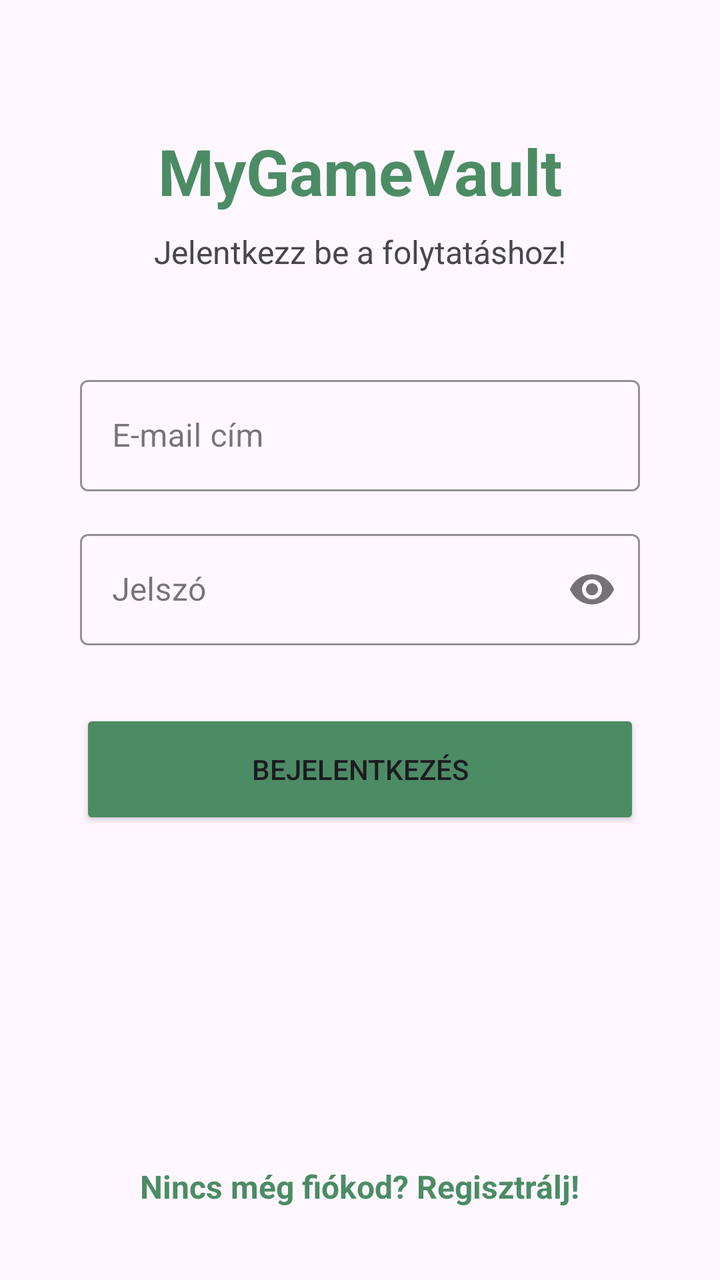
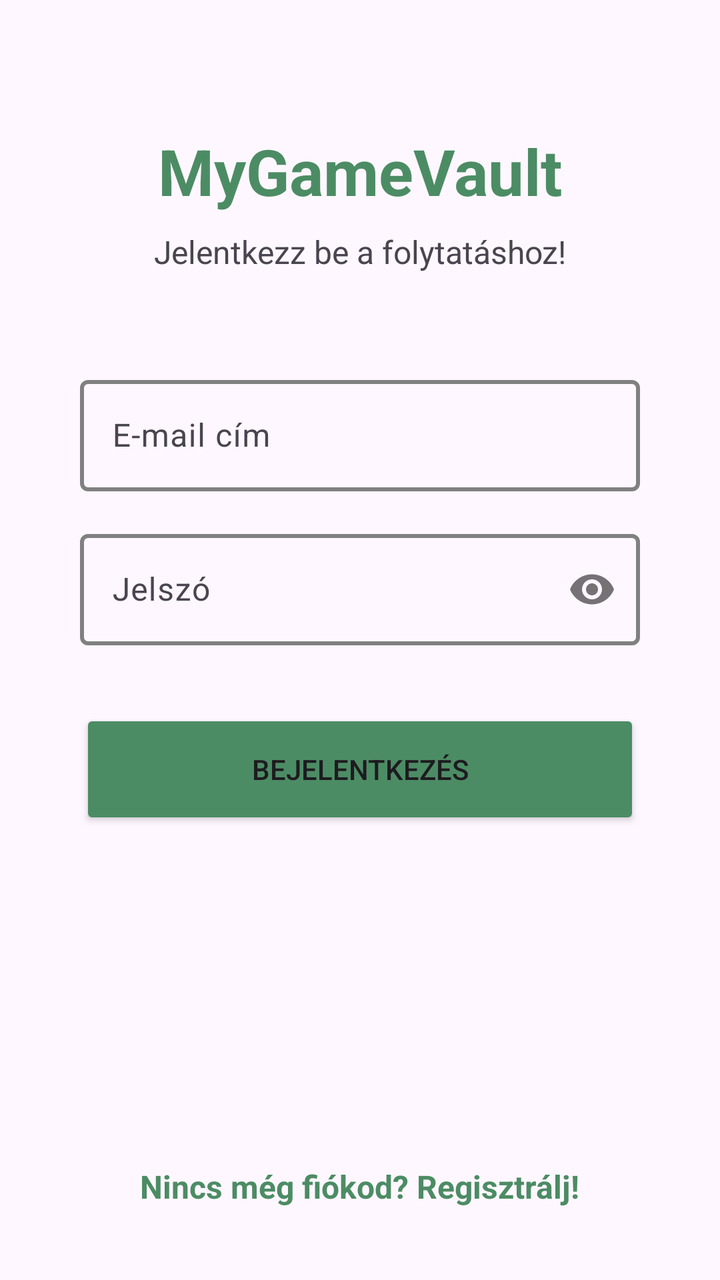

Screens rendered from an Android XML layout before and after an edit, with the pre-edit source and the edit as a unified diff.
<!-- AndroidManifest.xml: application theme Theme.MyGameVault -->
<!-- res/layout/fragment_login.xml -->
<?xml version="1.0" encoding="utf-8"?>
<androidx.constraintlayout.widget.ConstraintLayout xmlns:android="http://schemas.android.com/apk/res/android"
    xmlns:app="http://schemas.android.com/apk/res-auto"
    xmlns:tools="http://schemas.android.com/tools"
    android:id="@+id/clLogin"
    android:layout_width="match_parent"
    android:layout_height="match_parent"
    tools:context=".fragments.LoginFragment"
    android:fitsSystemWindows="true">

    <TextView
        android:id="@+id/tvTitleApplicationName"
        android:layout_width="wrap_content"
        android:layout_height="wrap_content"
        android:layout_marginTop="64dp"
        android:text="@string/app_name"
        android:textSize="32sp"
        android:textStyle="bold"
        android:textColor="@color/green"
        app:layout_constraintEnd_toEndOf="parent"
        app:layout_constraintStart_toStartOf="parent"
        app:layout_constraintTop_toTopOf="parent" />

    <TextView
        android:id="@+id/tvTitleLogin"
        android:layout_width="wrap_content"
        android:layout_height="wrap_content"
        android:layout_marginTop="8dp"
        android:text="@string/title_login"
        android:textSize="16sp"
        app:layout_constraintEnd_toEndOf="parent"
        app:layout_constraintStart_toStartOf="parent"
        app:layout_constraintTop_toBottomOf="@+id/tvTitleApplicationName" />

    <com.google.android.material.textfield.TextInputLayout
        android:id="@+id/tilLoginEmail"
        style="@style/Widget.MaterialComponents.TextInputLayout.OutlinedBox"
        android:layout_width="0dp"
        android:layout_height="wrap_content"
        android:layout_marginStart="40dp"
        android:layout_marginTop="48dp"
        android:layout_marginEnd="40dp"
        android:hint="@string/email"
        app:boxStrokeColor="@color/green"
        app:hintTextColor="@color/green"
        app:layout_constraintEnd_toEndOf="parent"
        app:layout_constraintStart_toStartOf="parent"
        app:layout_constraintTop_toBottomOf="@+id/tvTitleLogin">

        <com.google.android.material.textfield.TextInputEditText
            android:id="@+id/etLoginEmail"
            android:layout_width="match_parent"
            android:layout_height="wrap_content"
            android:inputType="textEmailAddress" />
    </com.google.android.material.textfield.TextInputLayout>

    <com.google.android.material.textfield.TextInputLayout
        android:id="@+id/tilLoginPassword"
        style="@style/Widget.MaterialComponents.TextInputLayout.OutlinedBox"
        android:layout_width="0dp"
        android:layout_height="wrap_content"
        android:layout_marginStart="40dp"
        android:layout_marginTop="16dp"
        android:layout_marginEnd="40dp"
        android:hint="@string/password"
        app:boxStrokeColor="@color/green"
        app:hintTextColor="@color/green"
        app:passwordToggleEnabled="true"
        app:layout_constraintEnd_toEndOf="parent"
        app:layout_constraintStart_toStartOf="parent"
        app:layout_constraintTop_toBottomOf="@+id/tilLoginEmail">

        <com.google.android.material.textfield.TextInputEditText
            android:id="@+id/etLoginPassword"
            android:layout_width="match_parent"
            android:layout_height="wrap_content"
            android:inputType="textPassword" />
    </com.google.android.material.textfield.TextInputLayout>

    <Button
        android:id="@+id/btnLogin"
        android:layout_width="0dp"
        android:layout_height="60dp"
        android:layout_marginTop="32dp"
        android:layout_marginStart="40dp"
        android:layout_marginEnd="40dp"
        android:text="@string/login"
        android:backgroundTint="@color/green"
        app:layout_constraintEnd_toEndOf="parent"
        app:layout_constraintStart_toStartOf="parent"
        app:layout_constraintTop_toBottomOf="@+id/tilLoginPassword" />

    <TextView
        android:id="@+id/tvRegister"
        android:layout_width="wrap_content"
        android:layout_height="wrap_content"
        android:layout_marginBottom="20dp"
        android:padding="16dp"
        android:text="@string/login_to_register"
        android:textColor="@color/green"
        android:textSize="16sp"
        android:textStyle="bold"
        app:layout_constraintBottom_toBottomOf="parent"
        app:layout_constraintEnd_toEndOf="parent"
        app:layout_constraintStart_toStartOf="parent" />

</androidx.constraintlayout.widget.ConstraintLayout>
<!-- resources referenced by this layout -->
<resources>
  <color name="green">#4C8C64</color>
  <string name="app_name">MyGameVault</string>
  <string name="email">E-mail cím</string>
  <string name="login">Bejelentkezés</string>
  <string name="login_to_register">Nincs még fiókod? Regisztrálj!</string>
  <string name="password">Jelszó</string>
  <string name="title_login">Jelentkezz be a folytatáshoz!</string>
  <style name="Theme.MyGameVault" parent="Base.Theme.MyGameVault" />
  <style name="Base.Theme.MyGameVault" parent="Theme.Material3.DayNight.NoActionBar">
          <item name="colorPrimary">@color/green</item>
          <item name="colorOnPrimary">@android:color/white</item>
          <item name="colorPrimaryContainer">@color/light_green</item>
          <item name="textInputStyle">@style/CustomTextInputLayout</item>
      </style>
  <color name="light_green">#E8F5E9</color>
  <style name="CustomTextInputLayout" parent="Widget.Material3.TextInputLayout.OutlinedBox">
          <item name="boxStrokeColor">@color/green</item>
          <item name="hintTextColor">@color/green</item>
          <item name="boxStrokeWidth">2dp</item>
          <item name="startIconTint">@color/green</item>
          <item name="endIconTint">@color/green</item>
          <item name="android:textColorHint">@color/green</item>
      </style>
</resources>

<!-- the commit's change to res/layout/fragment_login.xml (unified diff, before → after) -->
@@ -34,14 +34,15 @@
 
     <com.google.android.material.textfield.TextInputLayout
         android:id="@+id/tilLoginEmail"
-        style="@style/Widget.MaterialComponents.TextInputLayout.OutlinedBox"
+        style="@style/Widget.Material3.TextInputLayout.OutlinedBox"
         android:layout_width="0dp"
         android:layout_height="wrap_content"
         android:layout_marginStart="40dp"
         android:layout_marginTop="48dp"
         android:layout_marginEnd="40dp"
         android:hint="@string/email"
-        app:boxStrokeColor="@color/green"
+        app:boxStrokeColor="@color/til_stroke"
+        app:boxStrokeWidth="2dp"
         app:hintTextColor="@color/green"
         app:layout_constraintEnd_toEndOf="parent"
         app:layout_constraintStart_toStartOf="parent"
@@ -56,14 +57,15 @@
 
     <com.google.android.material.textfield.TextInputLayout
         android:id="@+id/tilLoginPassword"
-        style="@style/Widget.MaterialComponents.TextInputLayout.OutlinedBox"
+        style="@style/Widget.Material3.TextInputLayout.OutlinedBox"
         android:layout_width="0dp"
         android:layout_height="wrap_content"
         android:layout_marginStart="40dp"
         android:layout_marginTop="16dp"
         android:layout_marginEnd="40dp"
         android:hint="@string/password"
-        app:boxStrokeColor="@color/green"
+        app:boxStrokeColor="@color/til_stroke"
+        app:boxStrokeWidth="2dp"
         app:hintTextColor="@color/green"
         app:passwordToggleEnabled="true"
         app:layout_constraintEnd_toEndOf="parent"
